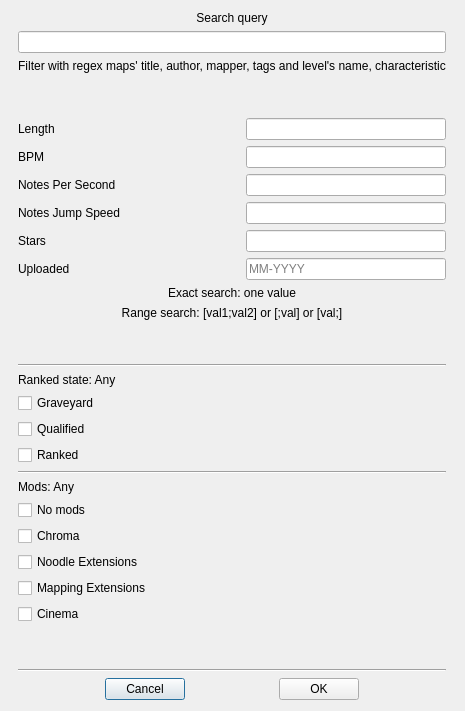
The window that ui/searchMapsDialog.ui (Unvire/Quest3-beatsaber-playlist-manager) describes before a commit, drawn with Qt 5.
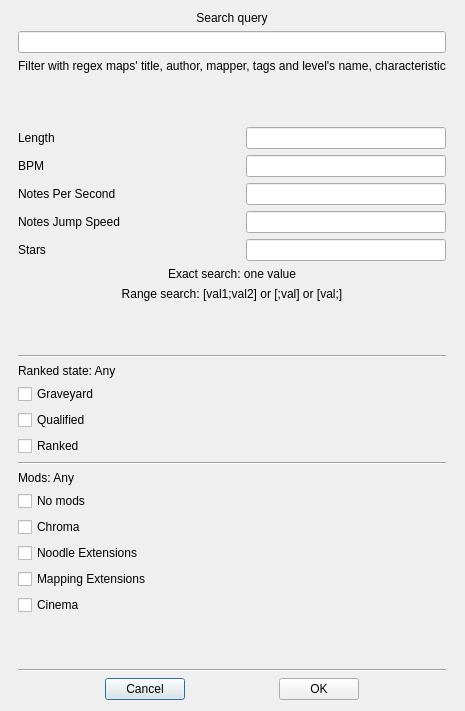
The same window after the commit.

Commit message: removes uploaded filter from cache

The edit to the form file:
```diff
--- a/ui/searchMapsDialog.ui
+++ b/ui/searchMapsDialog.ui
@@ -242,43 +242,6 @@
        </item>
       </layout>
      </item>
-     <item>
-      <layout class="QHBoxLayout" name="horizontalLayout_7" stretch="0,1,0">
-       <item>
-        <widget class="QLabel" name="label_6">
-         <property name="text">
-          <string>Uploaded</string>
-         </property>
-        </widget>
-       </item>
-       <item>
-        <spacer name="horizontalSpacer_6">
-         <property name="orientation">
-          <enum>Qt::Horizontal</enum>
-         </property>
-         <property name="sizeHint" stdset="0">
-          <size>
-           <width>40</width>
-           <height>20</height>
-          </size>
-         </property>
-        </spacer>
-       </item>
-       <item>
-        <widget class="QLineEdit" name="uploadedEdit">
-         <property name="minimumSize">
-          <size>
-           <width>200</width>
-           <height>0</height>
-          </size>
-         </property>
-         <property name="placeholderText">
-          <string>MM-YYYY</string>
-         </property>
-        </widget>
-       </item>
-      </layout>
-     </item>
      <item>
       <widget class="QLabel" name="label_9">
        <property name="text">
```
The commit also changes 2 other files.
